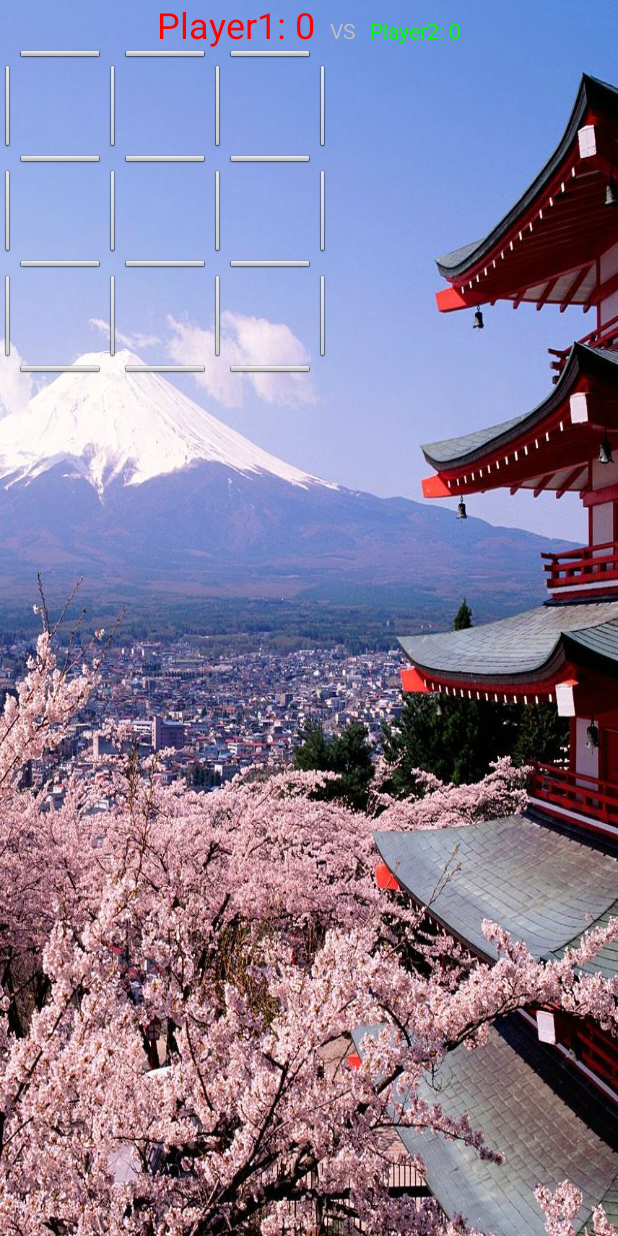
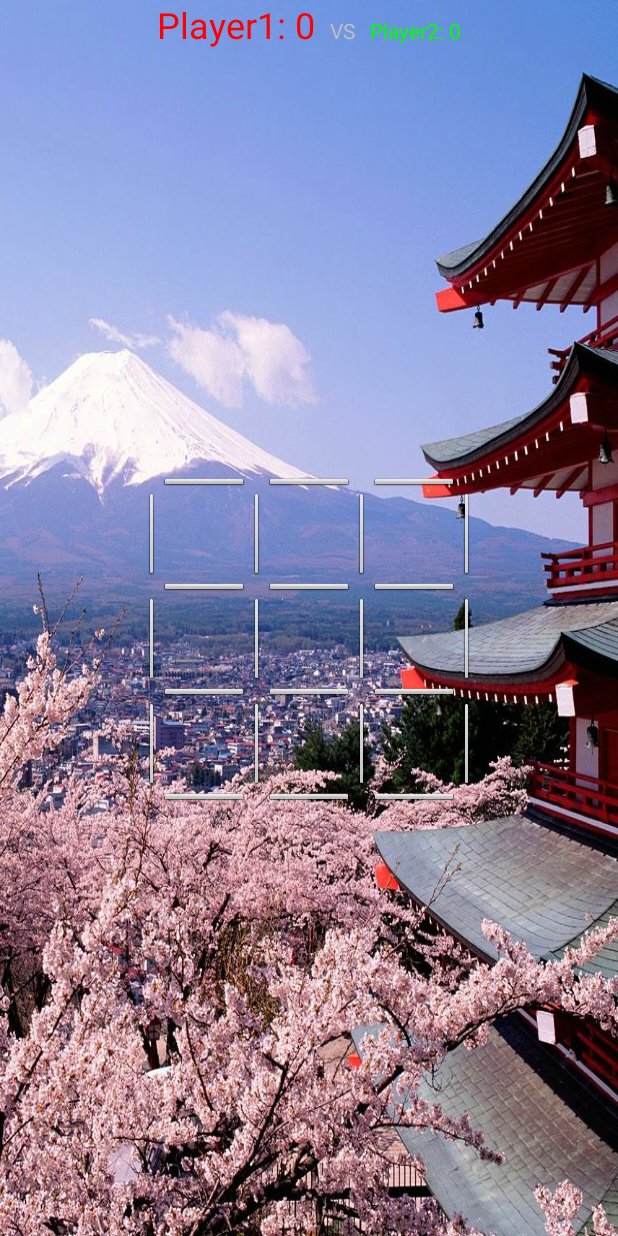
Before and after one commit to Tits-RULS/Shielded, an Android app: the GameActivity screen opened directly, with no data from a screen before it, on a phone screen of 412 x 824 dp. Run offline under Robolectric (Android 15) with nearby library versions, the phone set to English and light mode, and no system bars.

Commit message:
centrados los tableros en el juego

```diff
--- a/app/src/main/java/eus/tta/shielded/GameActivity.java
+++ b/app/src/main/java/eus/tta/shielded/GameActivity.java
@@ -6,11 +6,13 @@ import android.graphics.drawable.Drawable;
 import android.media.MediaPlayer;
 import android.os.Bundle;
 import android.util.Log;
+import android.view.Gravity;
 import android.view.View;
 import android.view.ViewGroup;
 import android.widget.Button;
 import android.widget.GridLayout;
 import android.widget.LinearLayout;
+import android.widget.RelativeLayout;
 import android.widget.TextView;
 
 
@@ -158,12 +160,12 @@ public class GameActivity extends Activity implements IF_pv_game, View.OnClickLi
 
         /*add the GridLayout*/
         GridLayout gl = new GridLayout(this);
-        ViewGroup.LayoutParams params = new ViewGroup.LayoutParams(
-                ViewGroup.LayoutParams.MATCH_PARENT, ViewGroup.LayoutParams.MATCH_PARENT);
-        gl.setLayoutParams(params);
+        GridLayout.LayoutParams gl_params = new GridLayout.LayoutParams();
+        gl_params.width=GridLayout.LayoutParams.WRAP_CONTENT;
+        gl_params.height=GridLayout.LayoutParams.WRAP_CONTENT;
+        gl_params.setGravity(Gravity.CENTER);
+        gl.setLayoutParams(gl_params);
         gl.setColumnCount(maxY * 2 + 1);
-        LinearLayout ll = (LinearLayout) findViewById(R.id.game_layout);
-        ll.addView(gl);
         int hx,hy,vx,vy,sx,sy;
         hx=0;
         hy=0;
@@ -173,6 +175,7 @@ public class GameActivity extends Activity implements IF_pv_game, View.OnClickLi
         sy=0;
         int i,j;
         int id;
+        ViewGroup.LayoutParams params;
         View view;
         Button button;
         /*add the button and surrounding view*/
@@ -239,6 +242,8 @@ public class GameActivity extends Activity implements IF_pv_game, View.OnClickLi
                 sy=0;
             }
         }
+        RelativeLayout rl = (RelativeLayout) findViewById(R.id.game_rLayout);
+        rl.addView(gl);
     }
 
     @Override
--- a/app/src/main/res/layout/game.xml
+++ b/app/src/main/res/layout/game.xml
@@ -13,21 +13,29 @@
             android:id="@+id/txt1"
             android:layout_width="wrap_content"
             android:layout_height="match_parent"
-            android:layout_gravity="left"
-            android:textColor="@color/red"
-            android:text="TextView" />
+            android:layout_gravity="start"
+            android:textColor="@color/red" />
         <TextView
             android:layout_width="match_parent"
             android:layout_height="match_parent"
-
             android:text="   VS   "/>
         <TextView
             android:id="@+id/txt2"
             android:layout_width="wrap_content"
             android:layout_height="match_parent"
-            android:layout_gravity="right"
-            android:textColor="@color/green"
-            android:text="TextView" />
+            android:layout_gravity="end"
+            android:textColor="@color/green" />
     </GridLayout>
+    <RelativeLayout
+        android:layout_width="match_parent"
+        android:layout_height="match_parent"
+        android:gravity="center">
+        <RelativeLayout
+            android:layout_width="wrap_content"
+            android:layout_height="wrap_content"
+            android:layout_gravity="center"
+            android:id="@+id/game_rLayout">
+        </RelativeLayout>
+    </RelativeLayout>
 
 </LinearLayout>
```
